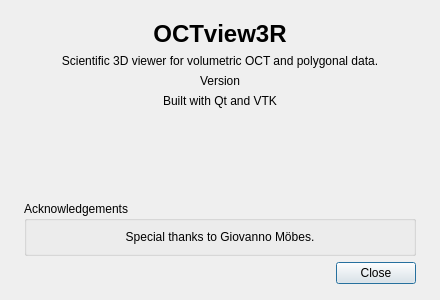
Before: the Qt Designer form OCTview3R/aboutdialog.ui in janlazer/UKE-OCTview3R, drawn with Qt 5.
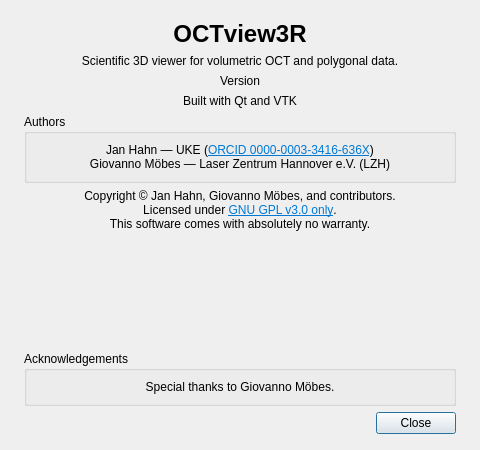
After: the same form once the commit is applied.

Patch:
```diff
--- a/OCTview3R/aboutdialog.ui
+++ b/OCTview3R/aboutdialog.ui
@@ -6,14 +6,14 @@
    <rect>
     <x>0</x>
     <y>0</y>
-    <width>440</width>
-    <height>300</height>
+    <width>480</width>
+    <height>450</height>
    </rect>
   </property>
   <property name="minimumSize">
    <size>
-    <width>400</width>
-    <height>280</height>
+    <width>440</width>
+    <height>420</height>
    </size>
   </property>
   <property name="windowTitle">
@@ -85,6 +85,47 @@
      </property>
     </widget>
    </item>
+   <item>
+    <widget class="QGroupBox" name="authorsGroup">
+     <property name="title">
+      <string>Authors</string>
+     </property>
+     <layout class="QVBoxLayout" name="authorsLayout">
+      <item>
+       <widget class="QLabel" name="authorsLabel">
+        <property name="text">
+         <string>&lt;html&gt;&lt;head/&gt;&lt;body&gt;&lt;p align=&quot;center&quot;&gt;Jan Hahn — UKE (&lt;a href=&quot;https://orcid.org/0000-0003-3416-636X&quot;&gt;&lt;span style=&quot; text-decoration: underline; color:#0078d4;&quot;&gt;ORCID 0000-0003-3416-636X&lt;/span&gt;&lt;/a&gt;)&lt;br/&gt;Giovanno Möbes — Laser Zentrum Hannover e.V. (LZH)&lt;/p&gt;&lt;/body&gt;&lt;/html&gt;</string>
+        </property>
+        <property name="openExternalLinks">
+         <bool>true</bool>
+        </property>
+        <property name="alignment">
+         <set>Qt::AlignCenter</set>
+        </property>
+        <property name="wordWrap">
+         <bool>true</bool>
+        </property>
+       </widget>
+      </item>
+     </layout>
+    </widget>
+   </item>
+   <item>
+    <widget class="QLabel" name="licenseLabel">
+     <property name="text">
+      <string>&lt;html&gt;&lt;head/&gt;&lt;body&gt;&lt;p align=&quot;center&quot;&gt;Copyright © Jan Hahn, Giovanno Möbes, and contributors.&lt;br/&gt;Licensed under &lt;a href=&quot;https://github.com/janlazer/UKE-OCTview3R/blob/main/LICENSE&quot;&gt;&lt;span style=&quot; text-decoration: underline; color:#0078d4;&quot;&gt;GNU GPL v3.0 only&lt;/span&gt;&lt;/a&gt;.&lt;br/&gt;This software comes with absolutely no warranty.&lt;/p&gt;&lt;/body&gt;&lt;/html&gt;</string>
+     </property>
+     <property name="openExternalLinks">
+      <bool>true</bool>
+     </property>
+     <property name="alignment">
+      <set>Qt::AlignCenter</set>
+     </property>
+     <property name="wordWrap">
+      <bool>true</bool>
+     </property>
+    </widget>
+   </item>
    <item>
     <spacer name="verticalSpacer">
      <property name="orientation">
```
